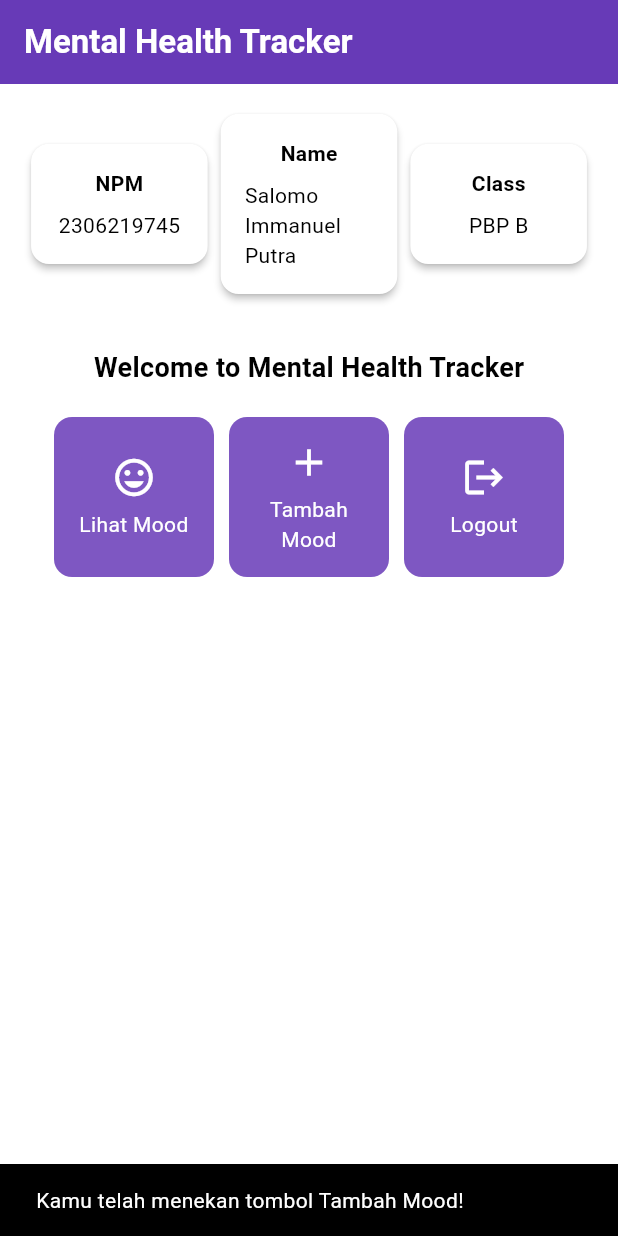
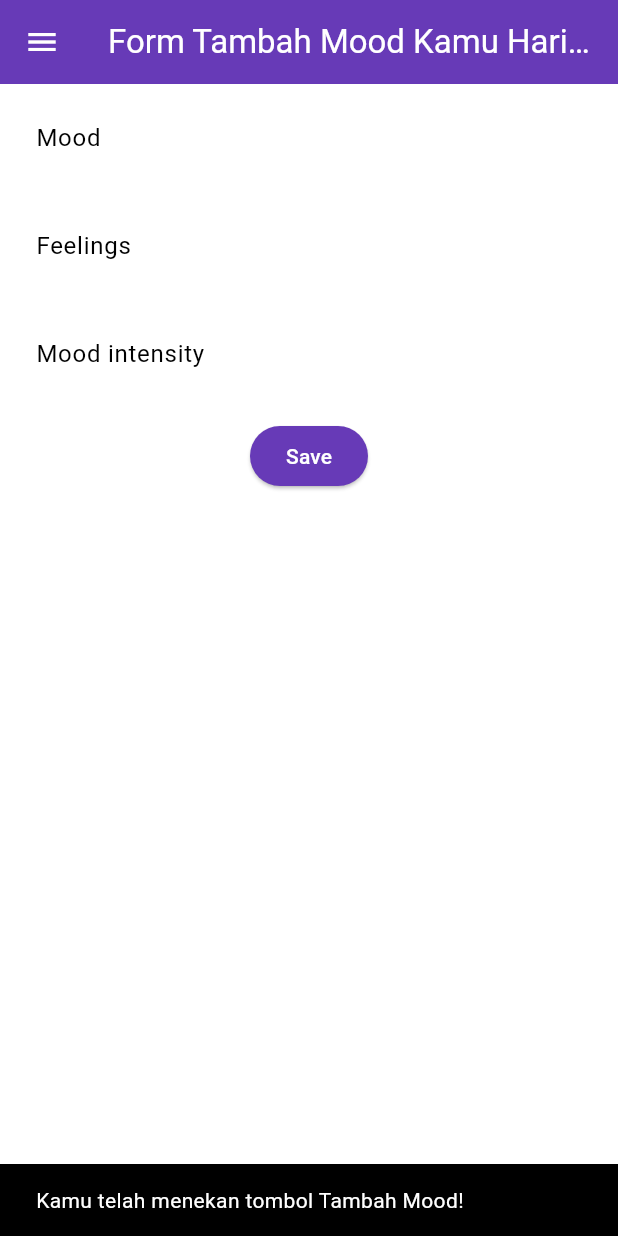
Before and after one commit to SalomoManullang/mental-health-tracker-mobile, a Flutter app: the screen it shows after launch, after a tap on "Tambah Mood", on a phone screen of 412 x 824 dp. Run offline on Flutter 3.47's test engine with Material 3 defaults, Android fonts, the phone set to English and light mode, and no system bars.

Commit message:
tutorial kelar

```diff
--- a/lib/menu.dart
+++ b/lib/menu.dart
@@ -1,4 +1,7 @@
 import 'package:flutter/material.dart';
+import 'package:mental_health_tracker/moodentry_form.dart';
+import 'package:mental_health_tracker/widgets/left_drawer.dart';
+
 
 class MyHomePage extends StatelessWidget {
     MyHomePage({super.key});
@@ -21,6 +24,7 @@ class MyHomePage extends StatelessWidget {
       // AppBar adalah bagian atas halaman yang menampilkan judul.
       appBar: AppBar(
         // Judul aplikasi "Mental Health Tracker" dengan teks putih dan tebal.
+        iconTheme: const IconThemeData(color: Colors.white),
         title: const Text(
           'Mental Health Tracker',
           style: TextStyle(
@@ -31,9 +35,12 @@ class MyHomePage extends StatelessWidget {
         // Warna latar belakang AppBar diambil dari skema warna tema aplikasi.
         backgroundColor: Theme.of(context).colorScheme.primary,
       ),
+      // Masukkan drawer sebagai parameter nilai drawer dari widget Scaffold
+      drawer: const LeftDrawer(),
+
       // Body halaman dengan padding di sekelilingnya.
       body: Padding(
-        padding: const EdgeInsets.all(16.0),
+        padding: const EdgeInsets.all(10.0),
         // Menyusun widget secara vertikal dalam sebuah kolom.
         child: Column(
           crossAxisAlignment: CrossAxisAlignment.center,
@@ -49,7 +56,7 @@ class MyHomePage extends StatelessWidget {
             ),
 
             // Memberikan jarak vertikal 16 unit.
-            const SizedBox(height: 16.0),
+            const SizedBox(height: 10.0),
 
             // Menempatkan widget berikutnya di tengah halaman.
             Center(
@@ -156,14 +163,20 @@ class ItemCard extends StatelessWidget {
 
       child: InkWell(
         // Aksi ketika kartu ditekan.
-        onTap: () {
-          // Menampilkan pesan SnackBar saat kartu ditekan.
-          ScaffoldMessenger.of(context)
-            ..hideCurrentSnackBar()
-            ..showSnackBar(
-              SnackBar(content: Text("Kamu telah menekan tombol ${item.name}!"))
-            );
-        },
+      onTap: () {
+        // Memunculkan SnackBar ketika diklik
+        ScaffoldMessenger.of(context)
+          ..hideCurrentSnackBar()
+          ..showSnackBar(SnackBar(
+              content: Text("Kamu telah menekan tombol ${item.name}!")));
+
+        // Navigate ke route yang sesuai (tergantung jenis tombol)
+        if (item.name == "Tambah Mood") {
+        Navigator.push(context,
+            MaterialPageRoute(builder: (context) => const MoodEntryFormPage()));
+        }
+      },
+
         // Container untuk menyimpan Icon dan Text
         child: Container(
           padding: const EdgeInsets.all(8),
--- /dev/null
+++ b/lib/moodentry_form.dart
@@ -0,0 +1,164 @@
+import 'package:flutter/material.dart';
+import 'package:mental_health_tracker/widgets/left_drawer.dart';
+
+
+class MoodEntryFormPage extends StatefulWidget {
+  const MoodEntryFormPage({super.key});
+
+  @override
+  State<MoodEntryFormPage> createState() => _MoodEntryFormPageState();
+}
+
+class _MoodEntryFormPageState extends State<MoodEntryFormPage> {
+  final _formKey = GlobalKey<FormState>();
+  String _mood = "";
+  String _feelings = "";
+  int _moodIntensity = 0;
+
+  @override
+  Widget build(BuildContext context) {
+    return Scaffold(
+      appBar: AppBar(
+        title: const Center(
+          child: Text(
+            'Form Tambah Mood Kamu Hari ini',
+          ),
+        ),
+        backgroundColor: Theme.of(context).colorScheme.primary,
+        foregroundColor: Colors.white,
+      ),
+      drawer: const LeftDrawer(),
+      body: Form(
+        key: _formKey,
+        child: SingleChildScrollView(
+          child: Column(
+            crossAxisAlignment: CrossAxisAlignment.start,
+            children: [
+              Padding(
+                  padding: const EdgeInsets.all(8.0),
+                  child: TextFormField(
+                  decoration: InputDecoration(
+                    hintText: "Mood",
+                    labelText: "Mood",
+                    border: OutlineInputBorder(
+                      borderRadius: BorderRadius.circular(5.0),
+                    ),
+                  ),
+                  onChanged: (String? value) {
+                    setState(() {
+                      _mood = value!;
+                    });
+                  },
+                  validator: (String? value) {
+                    if (value == null || value.isEmpty) {
+                      return "Mood tidak boleh kosong!";
+                    }
+                    return null;
+                  },
+                ),
+              ),
+              Padding(
+                padding: const EdgeInsets.all(8.0),
+                child: TextFormField(
+                  decoration: InputDecoration(
+                    hintText: "Feelings",
+                    labelText: "Feelings",
+                    border: OutlineInputBorder(
+                      borderRadius: BorderRadius.circular(5.0),
+                    ),
+                  ),
+                  onChanged: (String? value) {
+                    setState(() {
+                      _feelings = value!;
+                    });
+                  },
+                  validator: (String? value) {
+                    if (value == null || value.isEmpty) {
+                      return "Feelings tidak boleh kosong!";
+                    }
+                    return null;
+                  },
+                ),
+              ),
+              Padding(
+                padding: const EdgeInsets.all(8.0),
+                child: TextFormField(
+                  decoration: InputDecoration(
+                    hintText: "Mood intensity",
+                    labelText: "Mood intensity",
+                    border: OutlineInputBorder(
+                      borderRadius: BorderRadius.circular(5.0),
+                    ),
+                  ),
+                  onChanged: (String? value) {
+                    setState(() {
+                      _moodIntensity = int.tryParse(value!) ?? 0;
+                    });
+                  },
+                  validator: (String? value) {
+                    if (value == null || value.isEmpty) {
+                      return "Mood intensity tidak boleh kosong!";
+                    }
+                    if (int.tryParse(value) == null) {
+                      return "Mood intensity harus berupa angka!";
+                    }
+                    return null;
+                  },
+                ),
+              ),
+              Align(
+              alignment: Alignment.bottomCenter,
+              child: Padding(
+                padding: const EdgeInsets.all(8.0),
+                child: ElevatedButton(
+                style: ButtonStyle(
+                  backgroundColor: MaterialStateProperty.all(
+                      Theme.of(context).colorScheme.primary),
+                ),
+                onPressed: () {
+                  if (_formKey.currentState!.validate()) {
+                    showDialog(
+                      context: context,
+                      builder: (context) {
+                        return AlertDialog(
+                          title: const Text('Mood berhasil tersimpan'),
+                          content: SingleChildScrollView(
+                            child: Column(
+                              crossAxisAlignment: CrossAxisAlignment.start,
+                              children: [
+                                Text('Mood: $_mood'),
+                                Text('Feelings: $_feelings'),
+                                Text('Mood Intensity: $_moodIntensity')
+                              ],
+                            ),
+                          ),
+                          actions: [
+                            TextButton(
+                              child: const Text('OK'),
+                              onPressed: () {
+                                Navigator.pop(context);
+                                _formKey.currentState!.reset();
+                              },
+                            ),
+                          ],
+                        );
+                      },
+                    );
+                  }
+                },
+
+                  child: const Text(
+                    "Save",
+                    style: TextStyle(color: Colors.white),
+                  ),
+                ),
+              ),
+            ),
+
+            ],
+          ),
+        ),
+      ),
+    );
+  }
+}
--- /dev/null
+++ b/lib/widgets/left_drawer.dart
@@ -0,0 +1,71 @@
+import 'package:flutter/material.dart';
+import 'package:mental_health_tracker/menu.dart';
+import 'package:mental_health_tracker/moodentry_form.dart';
+
+
+class LeftDrawer extends StatelessWidget {
+  const LeftDrawer({super.key});
+
+  @override
+  Widget build(BuildContext context) {
+    return Drawer(
+      child: ListView(
+        children: [
+          DrawerHeader(
+            decoration: BoxDecoration(
+              color: Theme.of(context).colorScheme.primary,
+            ),
+            child: const Column(
+              children: [
+                Text(
+                  'Mental Health Tracker',
+                  textAlign: TextAlign.center,
+                  style: TextStyle(
+                    fontSize: 24,
+                    fontWeight: FontWeight.bold,
+                    color: Colors.white,
+                  ),
+                ),
+                Padding(padding: EdgeInsets.all(8)),
+                Text(
+                  "Ayo jaga kesehatan mentalmu setiap hari disini!",
+                    textAlign: TextAlign.center,
+                    style: TextStyle(
+                      fontSize: 15,
+                      color: Colors.white,
+                      fontWeight: FontWeight.normal,
+                    ),
+                ),
+              ],
+            ),
+          ),
+          ListTile(
+            leading: const Icon(Icons.home_outlined),
+            title: const Text('Halaman Utama'),
+            // Bagian redirection ke MyHomePage
+            onTap: () {
+              Navigator.pushReplacement(
+                  context,
+                  MaterialPageRoute(
+                    builder: (context) => MyHomePage(),
+                  ));
+            },
+          ),
+          ListTile(
+            leading: const Icon(Icons.mood),
+            title: const Text('Tambah Mood'),
+            // Bagian redirection ke MoodEntryFormPage
+            onTap: () {
+              Navigator.pushReplacement(
+              context,
+              MaterialPageRoute(
+                  builder: (context) => const MoodEntryFormPage(),
+              ));
+
+            },
+          ),
+        ],
+      ),
+    );
+  }
+}
```
